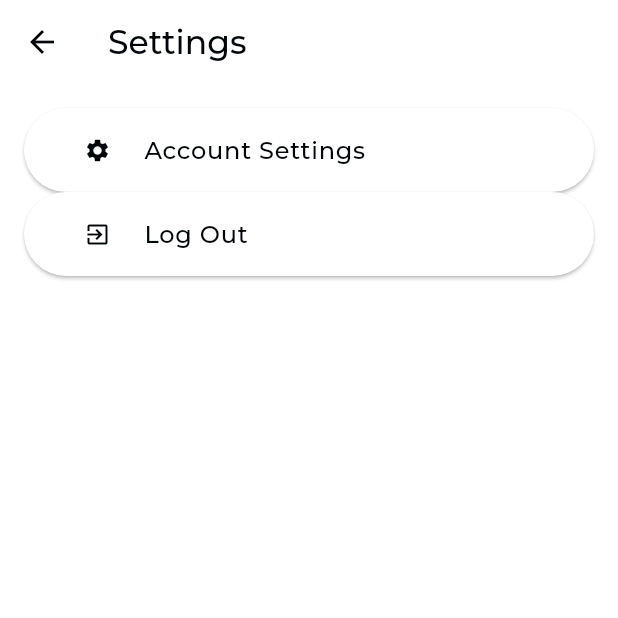
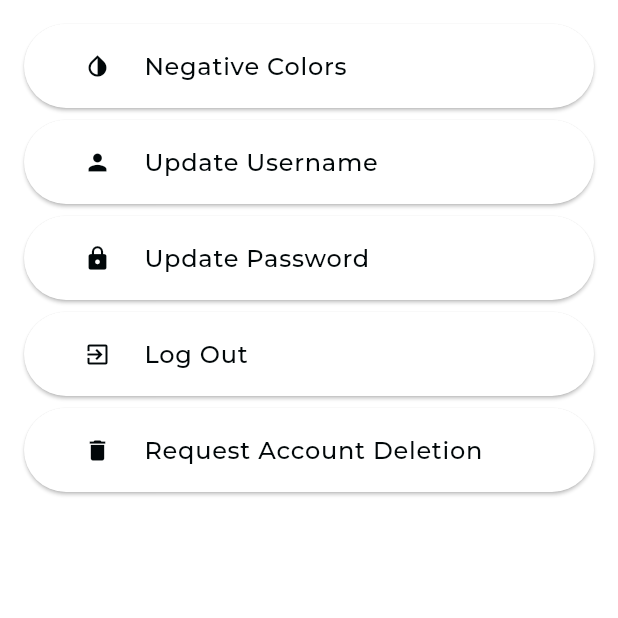
Before and after one commit to Jude310/cc206-clinic_management_system_patients, a Flutter app: the SettingsScreen screen opened directly, on a phone screen of 412 x 824 dp, the top half of it. Run offline on Flutter 3.47's test engine with Material 2 defaults, Android fonts, the phone set to English and light mode, and no system bars; our stand-ins replace flutter_svg; project files that could hold a hidden picture were left out.

Commit message:
Updated settings tab added update password and username forms.

```diff
--- a/lib/components/dashboard.dart
+++ b/lib/components/dashboard.dart
@@ -20,9 +20,6 @@ class _DashBoardState extends State<DashBoard> {
   @override
   Widget build(BuildContext context) {
     return Scaffold(
-      appBar: AppBar(
-        title: const Text('Navigation App'),
-      ),
       body: _getBody(),
       bottomNavigationBar: _getBottomNavigationBar(),
       floatingActionButton: _getFloatingActionButton(),
--- a/lib/components/settings.dart
+++ b/lib/components/settings.dart
@@ -6,48 +6,120 @@ class SettingsScreen extends StatelessWidget {
   @override
   Widget build(BuildContext context) {
     return Scaffold(
-      appBar: AppBar(
-        title: const Text('Settings'),
-      ),
-      body: ListView(
+      body: Padding(
         padding: const EdgeInsets.all(16.0),
+        child: Column(
           children: [
             ElevatedButton(
               onPressed: () {
-              // Navigate to Account Settings
+                // Navigate to Negative Colors Settings
               },
-            child: const ListTile(
-              leading: Icon(Icons.settings),
-              title: Text('Account Settings'),
+              child: ListTile(
+                leading: Icon(Icons.invert_colors),
+                title: Text('Negative Colors'),
               ),
             ),
+            const SizedBox(height: 8),
+            ElevatedButton(
+              onPressed: () {
+                _showUpdateUsernameForm(context);
+              },
+              child: ListTile(
+                leading: Icon(Icons.person),
+                title: Text('Update Username'),
+              ),
+            ),
+            const SizedBox(height: 8),
+            ElevatedButton(
+              onPressed: () {
+                _showUpdatePasswordForm(context);
+              },
+              child: ListTile(
+                leading: Icon(Icons.lock),
+                title: Text('Update Password'),
+              ),
+            ),
+            const SizedBox(height: 8),
             ElevatedButton(
               onPressed: () {
                 // Perform Logout
               },
-            child: const ListTile(
+              child: ListTile(
                 leading: Icon(Icons.exit_to_app),
                 title: Text('Log Out'),
               ),
             ),
+            const SizedBox(height: 8),
+            ElevatedButton(
+              onPressed: () {
+                // Navigate to Account Deletion Request
+              },
+              child: ListTile(
+                leading: Icon(Icons.delete),
+                title: Text('Request Account Deletion'),
+              ),
+            ),
+          ],
+        ),
+      ),
+    );
+  }
+
+  void _showUpdateUsernameForm(BuildContext context) {
+    showDialog(
+      context: context,
+      builder: (BuildContext context) {
+        return AlertDialog(
+          title: Text('Update Username'),
+          content: Column(
+            children: [
+              TextFormField(
+                decoration: InputDecoration(labelText: 'New Username'),
+              ),
+              const SizedBox(height: 16),
+              ElevatedButton(
+                onPressed: () {
+                  // Implement logic to update username
+                  Navigator.pop(context);
+                },
+                child: Text('Submit'),
+              ),
             ],
           ),
         );
-  }
+      },
+    );
   }
 
-class AppointmentPage extends StatelessWidget {
-  const AppointmentPage({Key? key}) : super(key: key);
-
-  @override
-  Widget build(BuildContext context) {
-    return Scaffold(
-      appBar: AppBar(
-        title: const Text('Appointment Page'),
+  void _showUpdatePasswordForm(BuildContext context) {
+    showDialog(
+      context: context,
+      builder: (BuildContext context) {
+        return AlertDialog(
+          title: Text('Update Password'),
+          content: Column(
+            children: [
+              TextFormField(
+                obscureText: true,
+                decoration: InputDecoration(labelText: 'Current Password'),
               ),
-      body: const Center(
-        child: Text('Appointment Form Goes Here'),
+              const SizedBox(height: 8),
+              TextFormField(
+                obscureText: true,
+                decoration: InputDecoration(labelText: 'New Password'),
               ),
+              const SizedBox(height: 16),
+              ElevatedButton(
+                onPressed: () {
+                  // Implement logic to update password
+                  Navigator.pop(context);
+                },
+                child: Text('Submit'),
+              ),
+            ],
+          ),
+        );
+      },
     );
   }
 }
```
Lines whose indentation alone changed are shown as unchanged.
